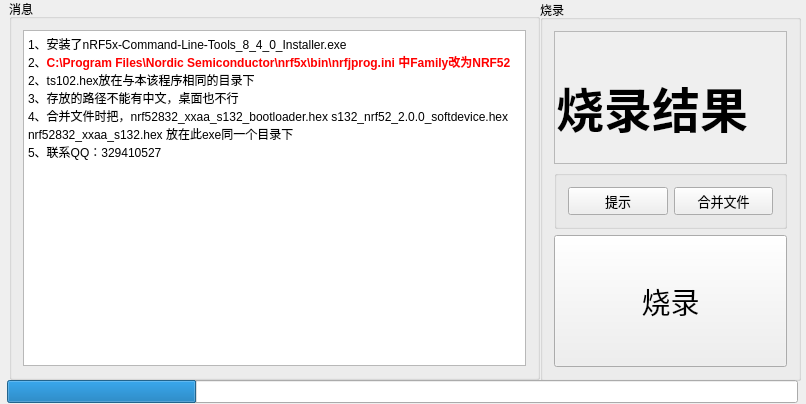
weiqifa0/nodicprogramming, file NodicProgram/mainwindow.ui: the form before one commit.
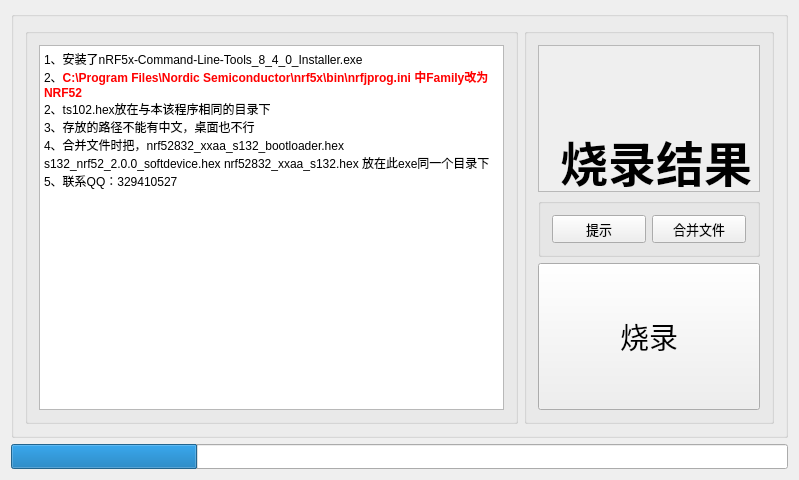
The form after the commit.

Commit message: [问题描述]:修改窗体布局 [评审人]:韦启发 	modified:   NodicProgram.exe 	modified:   NodicProgram/mainwindow.cpp 	modified:   NodicProgram/mainwindow.ui

The edit to the form file:
```diff
--- a/NodicProgram/mainwindow.ui
+++ b/NodicProgram/mainwindow.ui
@@ -9,8 +9,8 @@
    <rect>
     <x>0</x>
     <y>0</y>
-    <width>806</width>
-    <height>404</height>
+    <width>799</width>
+    <height>480</height>
    </rect>
   </property>
   <property name="sizePolicy">
@@ -23,15 +23,58 @@
    <string>MainWindow</string>
   </property>
   <widget class="QWidget" name="centralWidget">
+   <layout class="QVBoxLayout" name="verticalLayout">
+    <item>
+     <widget class="QGroupBox" name="groupBox_4">
+      <property name="sizePolicy">
+       <sizepolicy hsizetype="Expanding" vsizetype="Expanding">
+        <horstretch>0</horstretch>
+        <verstretch>0</verstretch>
+       </sizepolicy>
+      </property>
+      <property name="title">
+       <string/>
+      </property>
+      <layout class="QHBoxLayout" name="horizontalLayout_2">
+       <item>
+        <widget class="QGroupBox" name="groupBox_2">
+         <property name="sizePolicy">
+          <sizepolicy hsizetype="Expanding" vsizetype="Expanding">
+           <horstretch>0</horstretch>
+           <verstretch>0</verstretch>
+          </sizepolicy>
+         </property>
+         <property name="title">
+          <string/>
+         </property>
+         <layout class="QVBoxLayout" name="verticalLayout_3">
+          <item>
+           <widget class="QTextBrowser" name="textBrowser">
+            <property name="sizePolicy">
+             <sizepolicy hsizetype="Expanding" vsizetype="Expanding">
+              <horstretch>0</horstretch>
+              <verstretch>0</verstretch>
+             </sizepolicy>
+            </property>
+            <property name="html">
+             <string>&lt;!DOCTYPE HTML PUBLIC &quot;-//W3C//DTD HTML 4.0//EN&quot; &quot;http://www.w3.org/TR/REC-html40/strict.dtd&quot;&gt;
+&lt;html&gt;&lt;head&gt;&lt;meta name=&quot;qrichtext&quot; content=&quot;1&quot; /&gt;&lt;style type=&quot;text/css&quot;&gt;
+p, li { white-space: pre-wrap; }
+&lt;/style&gt;&lt;/head&gt;&lt;body style=&quot; font-family:'SimSun'; font-size:9pt; font-weight:400; font-style:normal;&quot;&gt;
+&lt;p style=&quot; margin-top:0px; margin-bottom:0px; margin-left:0px; margin-right:0px; -qt-block-indent:0; text-indent:0px;&quot;&gt;1、安装了nRF5x-Command-Line-Tools_8_4_0_Installer.exe&lt;/p&gt;
+&lt;p style=&quot; margin-top:0px; margin-bottom:0px; margin-left:0px; margin-right:0px; -qt-block-indent:0; text-indent:0px;&quot;&gt;2、&lt;span style=&quot; font-weight:600; color:#ff0000;&quot;&gt;C:\Program Files\Nordic Semiconductor\nrf5x\bin\nrfjprog.ini 中Family改为NRF52&lt;/span&gt;&lt;/p&gt;
+&lt;p style=&quot; margin-top:0px; margin-bottom:0px; margin-left:0px; margin-right:0px; -qt-block-indent:0; text-indent:0px;&quot;&gt;2、ts102.hex放在与本该程序相同的目录下&lt;/p&gt;
+&lt;p style=&quot; margin-top:0px; margin-bottom:0px; margin-left:0px; margin-right:0px; -qt-block-indent:0; text-indent:0px;&quot;&gt;3、存放的路径不能有中文，桌面也不行&lt;/p&gt;
+&lt;p style=&quot; margin-top:0px; margin-bottom:0px; margin-left:0px; margin-right:0px; -qt-block-indent:0; text-indent:0px;&quot;&gt;4、合并文件时把，nrf52832_xxaa_s132_bootloader.hex s132_nrf52_2.0.0_softdevice.hex nrf52832_xxaa_s132.hex 放在此exe同一个目录下&lt;/p&gt;
+&lt;p style=&quot; margin-top:0px; margin-bottom:0px; margin-left:0px; margin-right:0px; -qt-block-indent:0; text-indent:0px;&quot;&gt;5、联系QQ：329410527 &lt;/p&gt;&lt;/body&gt;&lt;/html&gt;</string>
+            </property>
+           </widget>
+          </item>
+         </layout>
+        </widget>
+       </item>
+       <item>
    <widget class="QGroupBox" name="groupBox">
-    <property name="geometry">
-     <rect>
-      <x>540</x>
-      <y>0</y>
-      <width>261</width>
-      <height>381</height>
-     </rect>
-    </property>
     <property name="sizePolicy">
      <sizepolicy hsizetype="Expanding" vsizetype="Expanding">
       <horstretch>0</horstretch>
@@ -40,14 +83,14 @@
     </property>
     <property name="maximumSize">
      <size>
-      <width>16777131</width>
+           <width>250</width>
       <height>16777215</height>
      </size>
     </property>
     <property name="title">
-     <string>烧录</string>
-    </property>
-    <layout class="QVBoxLayout" name="verticalLayout">
+          <string/>
+         </property>
+         <layout class="QVBoxLayout" name="verticalLayout_2">
      <item>
       <widget class="QScrollArea" name="scrollArea">
        <property name="sizePolicy">
@@ -64,15 +107,15 @@
          <rect>
           <x>0</x>
           <y>0</y>
-          <width>239</width>
-          <height>143</height>
+               <width>228</width>
+               <height>164</height>
          </rect>
         </property>
         <widget class="QLabel" name="label">
          <property name="geometry">
           <rect>
-           <x>0</x>
-           <y>10</y>
+                <x>20</x>
+                <y>50</y>
            <width>320</width>
            <height>131</height>
           </rect>
@@ -177,58 +220,12 @@
     <zorder>scrollArea</zorder>
     <zorder>groupBox_3</zorder>
    </widget>
-   <widget class="QGroupBox" name="groupBox_2">
-    <property name="geometry">
-     <rect>
-      <x>9</x>
-      <y>-1</y>
-      <width>531</width>
-      <height>381</height>
-     </rect>
-    </property>
-    <property name="sizePolicy">
-     <sizepolicy hsizetype="Expanding" vsizetype="Expanding">
-      <horstretch>0</horstretch>
-      <verstretch>0</verstretch>
-     </sizepolicy>
-    </property>
-    <property name="title">
-     <string>消息</string>
-    </property>
-    <layout class="QVBoxLayout" name="verticalLayout_2">
-     <item>
-      <widget class="QTextBrowser" name="textBrowser">
-       <property name="sizePolicy">
-        <sizepolicy hsizetype="Expanding" vsizetype="Expanding">
-         <horstretch>0</horstretch>
-         <verstretch>0</verstretch>
-        </sizepolicy>
-       </property>
-       <property name="html">
-        <string>&lt;!DOCTYPE HTML PUBLIC &quot;-//W3C//DTD HTML 4.0//EN&quot; &quot;http://www.w3.org/TR/REC-html40/strict.dtd&quot;&gt;
-&lt;html&gt;&lt;head&gt;&lt;meta name=&quot;qrichtext&quot; content=&quot;1&quot; /&gt;&lt;style type=&quot;text/css&quot;&gt;
-p, li { white-space: pre-wrap; }
-&lt;/style&gt;&lt;/head&gt;&lt;body style=&quot; font-family:'SimSun'; font-size:9pt; font-weight:400; font-style:normal;&quot;&gt;
-&lt;p style=&quot; margin-top:0px; margin-bottom:0px; margin-left:0px; margin-right:0px; -qt-block-indent:0; text-indent:0px;&quot;&gt;1、安装了nRF5x-Command-Line-Tools_8_4_0_Installer.exe&lt;/p&gt;
-&lt;p style=&quot; margin-top:0px; margin-bottom:0px; margin-left:0px; margin-right:0px; -qt-block-indent:0; text-indent:0px;&quot;&gt;2、&lt;span style=&quot; font-weight:600; color:#ff0000;&quot;&gt;C:\Program Files\Nordic Semiconductor\nrf5x\bin\nrfjprog.ini 中Family改为NRF52&lt;/span&gt;&lt;/p&gt;
-&lt;p style=&quot; margin-top:0px; margin-bottom:0px; margin-left:0px; margin-right:0px; -qt-block-indent:0; text-indent:0px;&quot;&gt;2、ts102.hex放在与本该程序相同的目录下&lt;/p&gt;
-&lt;p style=&quot; margin-top:0px; margin-bottom:0px; margin-left:0px; margin-right:0px; -qt-block-indent:0; text-indent:0px;&quot;&gt;3、存放的路径不能有中文，桌面也不行&lt;/p&gt;
-&lt;p style=&quot; margin-top:0px; margin-bottom:0px; margin-left:0px; margin-right:0px; -qt-block-indent:0; text-indent:0px;&quot;&gt;4、合并文件时把，nrf52832_xxaa_s132_bootloader.hex s132_nrf52_2.0.0_softdevice.hex nrf52832_xxaa_s132.hex 放在此exe同一个目录下&lt;/p&gt;
-&lt;p style=&quot; margin-top:0px; margin-bottom:0px; margin-left:0px; margin-right:0px; -qt-block-indent:0; text-indent:0px;&quot;&gt;5、联系QQ：329410527 &lt;/p&gt;&lt;/body&gt;&lt;/html&gt;</string>
-       </property>
-      </widget>
      </item>
     </layout>
    </widget>
+    </item>
+    <item>
    <widget class="QProgressBar" name="progressBar">
-    <property name="geometry">
-     <rect>
-      <x>7</x>
-      <y>380</y>
-      <width>791</width>
-      <height>23</height>
-     </rect>
-    </property>
     <property name="font">
      <font>
       <family>微软雅黑</family>
@@ -241,6 +238,8 @@
      <bool>false</bool>
     </property>
    </widget>
+    </item>
+   </layout>
   </widget>
  </widget>
  <layoutdefault spacing="6" margin="11"/>
```
Lines whose indentation alone changed are shown as unchanged. The commit also changes 2 other files.
